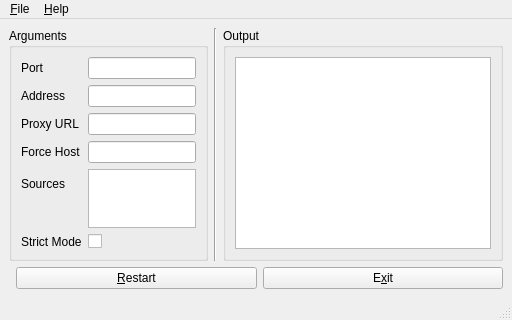
Old version of the form mainwindow.ui in the repository FrzMtrsprt/QtUnblockNeteaseMusic.
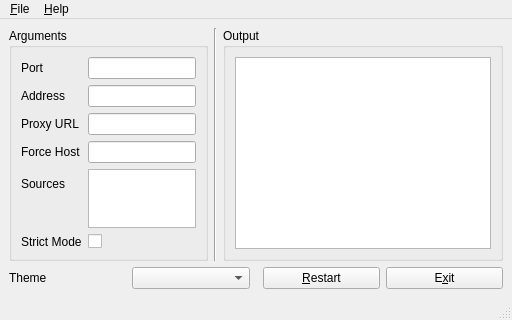
New version of the form.

Commit message: New Feature: Themes

The edit to the form file:
```diff
--- a/mainwindow.ui
+++ b/mainwindow.ui
@@ -9,6 +9,16 @@
    <layout class="QGridLayout" name="gridLayout_3">
     <item row="9" column="0" colspan="4">
      <layout class="QHBoxLayout" name="buttonBox">
+      <item>
+       <widget class="QLabel" name="themeLabel">
+        <property name="text">
+         <string>Theme</string>
+        </property>
+       </widget>
+      </item>
+      <item>
+       <widget class="QComboBox" name="themeComboBox"/>
+      </item>
       <item>
        <spacer name="horizontalSpacer">
         <property name="orientation">
```
The commit also changes 4 other files.
